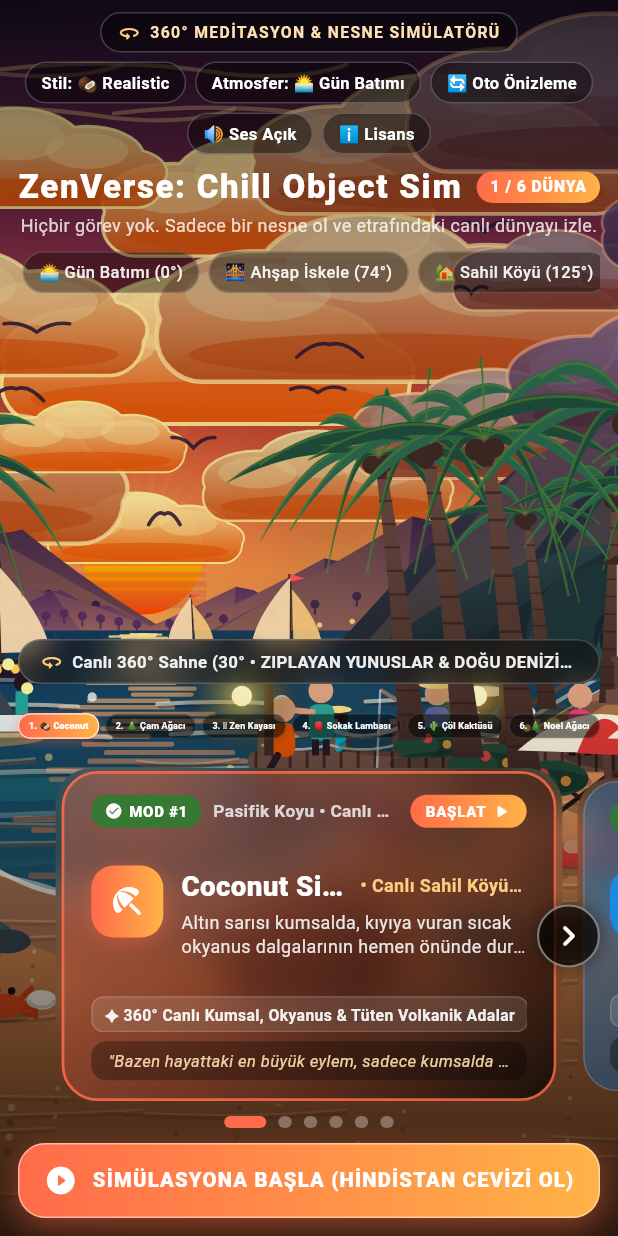
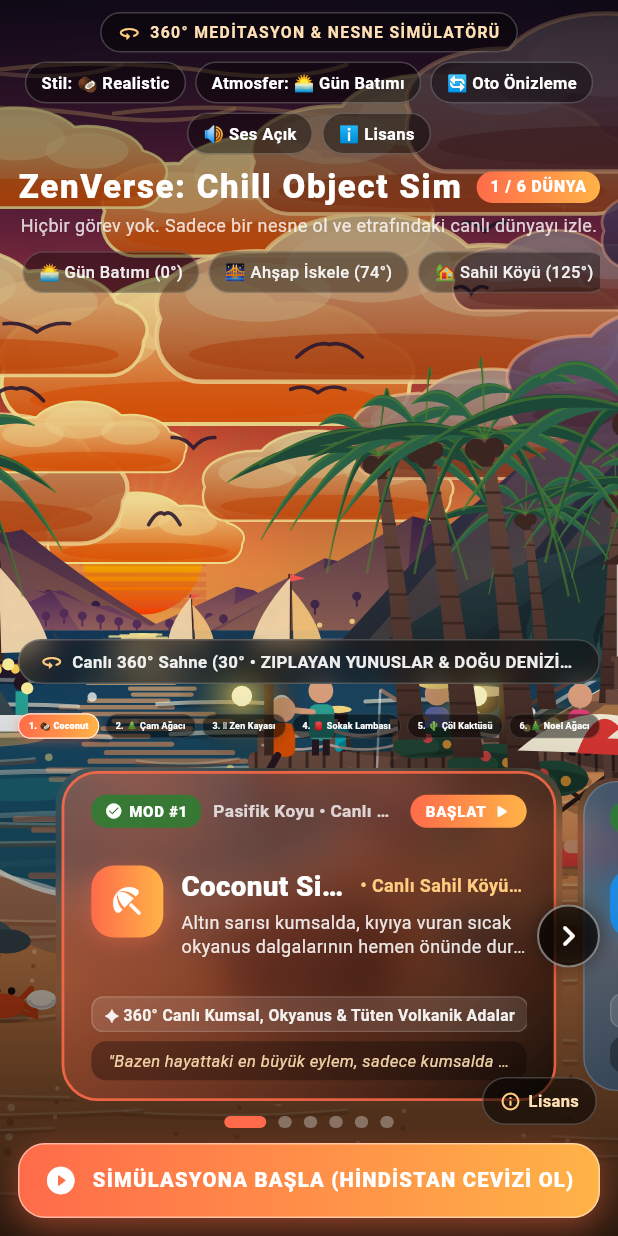
Before and after one commit to SlmBzkrtt/zenverse_sim, a Flutter app: the screen it shows after launch, on a phone screen of 412 x 824 dp. Run offline on Flutter 3.47's test engine with Material 3 defaults, Android fonts, the phone set to English and light mode, and no system bars; our stand-ins replace audioplayers, shared_preferences.

Commit message:
feat(credits): display Lisans button in both top header and bottom-right corner

```diff
--- a/lib/screens/main_menu_screen.dart
+++ b/lib/screens/main_menu_screen.dart
@@ -487,6 +487,49 @@ class _MainMenuScreenState extends State<MainMenuScreen>
 
                           // C. BOTTOM CONTROL DOCK
                           _buildBottomControlDock(activeSim, vp),
+                        ],
+                      ),
+                    ),
+                  ),
+                ),
+                // 4. Floating ℹ️ Lisans button — bottom-right corner, always visible
+                Positioned(
+                  right: 14,
+                  bottom: MediaQuery.paddingOf(context).bottom + 74,
+                  child: GestureDetector(
+                    onTap: () {
+                      HapticFeedback.selectionClick();
+                      _showMusicCreditsDialog();
+                    },
+                    child: Container(
+                      padding: const EdgeInsets.symmetric(
+                        horizontal: 11,
+                        vertical: 7,
+                      ),
+                      decoration: BoxDecoration(
+                        color: Colors.black.withValues(alpha: 0.55),
+                        borderRadius: BorderRadius.circular(18),
+                        border: Border.all(
+                          color: Colors.white.withValues(alpha: 0.22),
+                        ),
+                      ),
+                      child: const Row(
+                        mainAxisSize: MainAxisSize.min,
+                        children: [
+                          Icon(
+                            Icons.info_outline_rounded,
+                            color: Color(0xFFFFCC80),
+                            size: 14,
+                          ),
+                          SizedBox(width: 5),
+                          Text(
+                            'Lisans',
+                            style: TextStyle(
+                              color: Color(0xFFFFE0B2),
+                              fontSize: 11,
+                              fontWeight: FontWeight.w600,
+                            ),
+                          ),
                         ],
                       ),
                     ),
```
